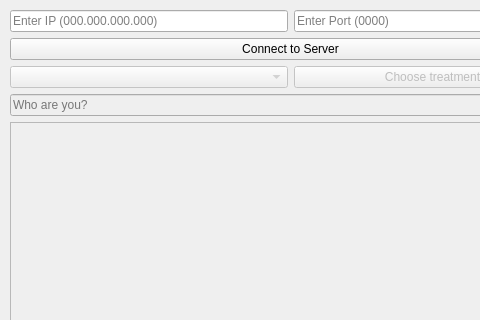
Above: practiceClient/mainwindow.ui from sdedge/productionPractice before the change; both pictures show x 0 to 480 and y 0 to 320 of the 587 by 686 pixel window. Below: the same form after it.
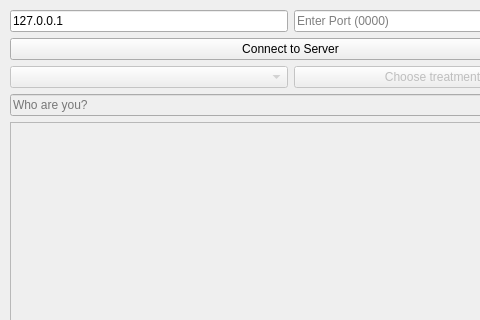
That is the form after the change.

Commit message: Для быстрых тестов сразу же ставим локальный IP

Patch:
```diff
--- a/practiceClient/mainwindow.ui
+++ b/practiceClient/mainwindow.ui
@@ -29,6 +29,9 @@
     <layout class="QGridLayout" name="gridLayout">
      <item row="0" column="0">
       <widget class="QLineEdit" name="IPLineEdit">
+       <property name="text">
+        <string>127.0.0.1</string>
+       </property>
        <property name="maxLength">
         <number>15</number>
        </property>
```
